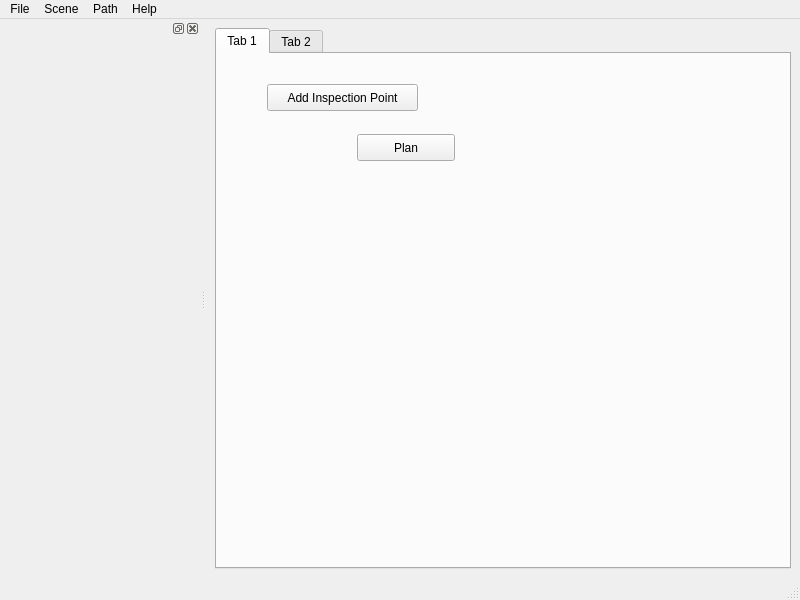
The window that hiveground/hg_apps/hg_inspector_arm/src/inspector_arm.ui (cuixiongyi/hiveground-ros-pkg) describes before a commit, drawn with Qt 5.
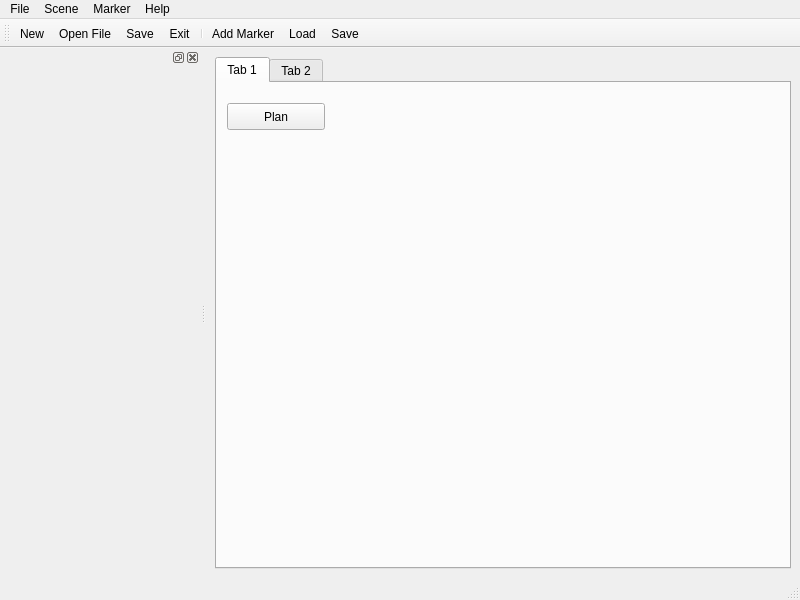
The same window after the commit.

Commit message: load/save marker are working

What changed in the file:
```diff
--- a/hiveground/hg_apps/hg_inspector_arm/src/inspector_arm.ui
+++ b/hiveground/hg_apps/hg_inspector_arm/src/inspector_arm.ui
@@ -21,24 +21,11 @@
        <attribute name="title">
         <string>Tab 1</string>
        </attribute>
-       <widget class="QPushButton" name="pushButtonAddInspectionPoint">
-        <property name="geometry">
-         <rect>
-          <x>50</x>
-          <y>30</y>
-          <width>151</width>
-          <height>27</height>
-         </rect>
-        </property>
-        <property name="text">
-         <string>Add Inspection Point</string>
-        </property>
-       </widget>
        <widget class="QPushButton" name="pushButtonPlan">
         <property name="geometry">
          <rect>
-          <x>140</x>
-          <y>80</y>
+          <x>10</x>
+          <y>20</y>
           <width>98</width>
           <height>27</height>
          </rect>
@@ -71,12 +58,12 @@
      <string>File</string>
     </property>
     <addaction name="actionNew"/>
-    <addaction name="actionOpen_File"/>
+    <addaction name="actionOpenFile"/>
     <addaction name="separator"/>
     <addaction name="actionClose"/>
     <addaction name="separator"/>
     <addaction name="actionSave"/>
-    <addaction name="actionSave_As"/>
+    <addaction name="actionSaveAs"/>
     <addaction name="separator"/>
     <addaction name="actionExit"/>
    </widget>
@@ -87,8 +74,14 @@
    </widget>
    <widget class="QMenu" name="menuPath">
     <property name="title">
-     <string>Path</string>
+     <string>Marker</string>
     </property>
+    <addaction name="actionAddMarker"/>
+    <addaction name="actionClearMarker"/>
+    <addaction name="separator"/>
+    <addaction name="actionLoadMarker"/>
+    <addaction name="actionSaveMarker"/>
+    <addaction name="actionSaveMarkerAs"/>
    </widget>
    <widget class="QMenu" name="menuHelp">
     <property name="title">
@@ -119,12 +112,31 @@
    </attribute>
    <widget class="QWidget" name="dockWidgetContents"/>
   </widget>
+  <widget class="QToolBar" name="toolBar">
+   <property name="windowTitle">
+    <string>toolBar</string>
+   </property>
+   <attribute name="toolBarArea">
+    <enum>TopToolBarArea</enum>
+   </attribute>
+   <attribute name="toolBarBreak">
+    <bool>true</bool>
+   </attribute>
+   <addaction name="actionNew"/>
+   <addaction name="actionOpenFile"/>
+   <addaction name="actionSave"/>
+   <addaction name="actionExit"/>
+   <addaction name="separator"/>
+   <addaction name="actionAddMarker"/>
+   <addaction name="actionLoadMarker"/>
+   <addaction name="actionSaveMarker"/>
+  </widget>
   <action name="actionNew">
    <property name="text">
     <string>New</string>
    </property>
   </action>
-  <action name="actionOpen_File">
+  <action name="actionOpenFile">
    <property name="text">
     <string>Open File...</string>
    </property>
@@ -139,7 +151,7 @@
     <string>Save</string>
    </property>
   </action>
-  <action name="actionSave_As">
+  <action name="actionSaveAs">
    <property name="text">
     <string>Save As...</string>
    </property>
@@ -149,6 +161,31 @@
     <string>Exit</string>
    </property>
   </action>
+  <action name="actionAddMarker">
+   <property name="text">
+    <string>Add Marker...</string>
+   </property>
+  </action>
+  <action name="actionLoadMarker">
+   <property name="text">
+    <string>Load...</string>
+   </property>
+  </action>
+  <action name="actionSaveMarker">
+   <property name="text">
+    <string>Save</string>
+   </property>
+  </action>
+  <action name="actionSaveMarkerAs">
+   <property name="text">
+    <string>Save As...</string>
+   </property>
+  </action>
+  <action name="actionClearMarker">
+   <property name="text">
+    <string>Clear</string>
+   </property>
+  </action>
  </widget>
  <resources/>
  <connections>
```
Left out of the diff: 2 changed lines with no effect on the pictures. The commit also changes 6 other files.
